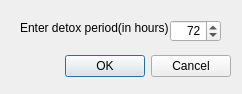
First picture: the form in setperioddialog.ui, repository SanjeeY/detoxclox, before the edit.
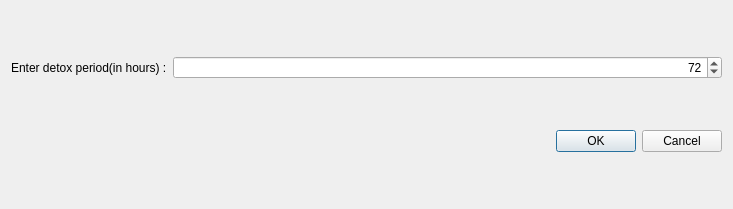
Second picture: the form after the edit.

Diff of the .ui file:
```diff
--- a/setperioddialog.ui
+++ b/setperioddialog.ui
@@ -6,51 +6,25 @@
    <rect>
     <x>0</x>
     <y>0</y>
-    <width>242</width>
-    <height>94</height>
+    <width>733</width>
+    <height>209</height>
    </rect>
   </property>
   <property name="windowTitle">
    <string>Set Detox Period</string>
   </property>
-  <widget class="QDialogButtonBox" name="buttonBox">
-   <property name="geometry">
-    <rect>
-     <x>30</x>
-     <y>50</y>
-     <width>201</width>
-     <height>32</height>
-    </rect>
-   </property>
-   <property name="orientation">
-    <enum>Qt::Horizontal</enum>
-   </property>
-   <property name="standardButtons">
-    <set>QDialogButtonBox::Cancel|QDialogButtonBox::Ok</set>
-   </property>
-  </widget>
+  <layout class="QHBoxLayout" name="horizontalLayout">
+   <item>
+    <layout class="QGridLayout" name="gridLayout">
+     <item row="0" column="0">
   <widget class="QLabel" name="label">
-   <property name="geometry">
-    <rect>
-     <x>20</x>
-     <y>20</y>
-     <width>181</width>
-     <height>16</height>
-    </rect>
-   </property>
    <property name="text">
     <string>Enter detox period(in hours) :</string>
    </property>
   </widget>
+     </item>
+     <item row="0" column="1">
   <widget class="QSpinBox" name="spinBox">
-   <property name="geometry">
-    <rect>
-     <x>170</x>
-     <y>20</y>
-     <width>51</width>
-     <height>22</height>
-    </rect>
-   </property>
    <property name="alignment">
     <set>Qt::AlignRight|Qt::AlignTrailing|Qt::AlignVCenter</set>
    </property>
@@ -61,6 +35,20 @@
     <number>72</number>
    </property>
   </widget>
+     </item>
+     <item row="1" column="1">
+      <widget class="QDialogButtonBox" name="buttonBox">
+       <property name="orientation">
+        <enum>Qt::Horizontal</enum>
+       </property>
+       <property name="standardButtons">
+        <set>QDialogButtonBox::Cancel|QDialogButtonBox::Ok</set>
+       </property>
+      </widget>
+     </item>
+    </layout>
+   </item>
+  </layout>
  </widget>
  <resources/>
  <connections>
```
Lines whose indentation alone changed are shown as unchanged.
